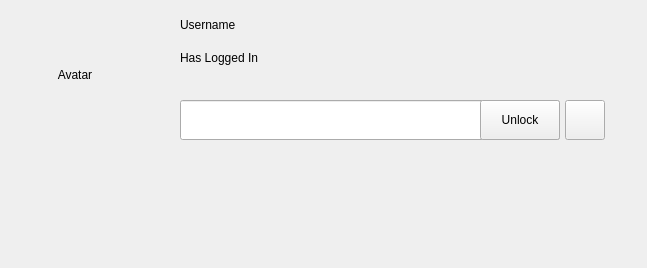
This is src/mainwindow.ui in ukui/ukui-screensaver as Qt 5 draws it before an edit. The edited form follows.
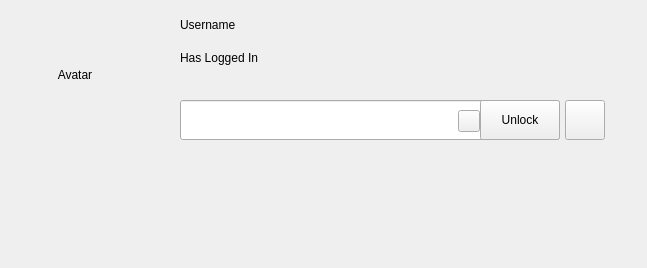
This is the edited form.

Commit message: [New] warn when capslock state changed [New] add the function that can show or hide password

```diff
--- a/src/mainwindow.ui
+++ b/src/mainwindow.ui
@@ -32,7 +32,7 @@
     <widget class="QLabel" name="lblCapsLock">
      <property name="geometry">
       <rect>
-       <x>440</x>
+       <x>400</x>
        <y>100</y>
        <width>40</width>
        <height>40</height>
@@ -144,6 +144,19 @@
       <string/>
      </property>
     </widget>
+    <widget class="QPushButton" name="btnHidePwd">
+     <property name="geometry">
+      <rect>
+       <x>458</x>
+       <y>110</y>
+       <width>22</width>
+       <height>22</height>
+      </rect>
+     </property>
+     <property name="text">
+      <string/>
+     </property>
+    </widget>
    </widget>
   </widget>
  </widget>
```
The commit also changes 9 other files.
